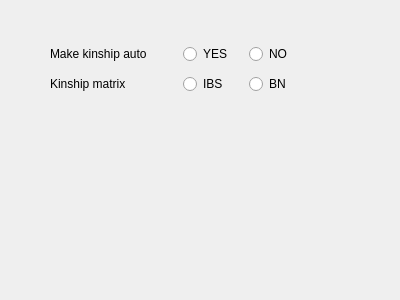
Old version of the form emmaxparamwidget.ui in the repository gdengchao/H_G.
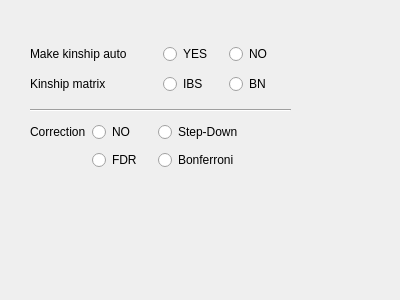
New version of the form.

Commit message: Add correctionRadioButton of gemma and emmax

The edit to the form file:
```diff
--- a/emmaxparamwidget.ui
+++ b/emmaxparamwidget.ui
@@ -16,7 +16,7 @@
   <widget class="QWidget" name="layoutWidget">
    <property name="geometry">
     <rect>
-     <x>50</x>
+     <x>30</x>
      <y>40</y>
      <width>259</width>
      <height>58</height>
@@ -147,6 +147,117 @@
     </item>
    </layout>
   </widget>
+  <widget class="QWidget" name="layoutWidget_2">
+   <property name="geometry">
+    <rect>
+     <x>30</x>
+     <y>120</y>
+     <width>251</width>
+     <height>54</height>
+    </rect>
+   </property>
+   <layout class="QGridLayout" name="gridLayout_5">
+    <item row="0" column="0">
+     <widget class="QLabel" name="correctionLabel">
+      <property name="text">
+       <string>Correction</string>
+      </property>
+     </widget>
+    </item>
+    <item row="0" column="1">
+     <widget class="QRadioButton" name="noCorrectRadioButton">
+      <property name="sizePolicy">
+       <sizepolicy hsizetype="MinimumExpanding" vsizetype="Fixed">
+        <horstretch>0</horstretch>
+        <verstretch>0</verstretch>
+       </sizepolicy>
+      </property>
+      <property name="minimumSize">
+       <size>
+        <width>60</width>
+        <height>0</height>
+       </size>
+      </property>
+      <property name="maximumSize">
+       <size>
+        <width>60</width>
+        <height>16777215</height>
+       </size>
+      </property>
+      <property name="text">
+       <string>NO</string>
+      </property>
+      <property name="checked">
+       <bool>false</bool>
+      </property>
+      <property name="autoExclusive">
+       <bool>false</bool>
+      </property>
+     </widget>
+    </item>
+    <item row="0" column="2" colspan="2">
+     <widget class="QRadioButton" name="stepDownCorrectRadioButton">
+      <property name="sizePolicy">
+       <sizepolicy hsizetype="Expanding" vsizetype="Fixed">
+        <horstretch>0</horstretch>
+        <verstretch>0</verstretch>
+       </sizepolicy>
+      </property>
+      <property name="minimumSize">
+       <size>
+        <width>60</width>
+        <height>0</height>
+       </size>
+      </property>
+      <property name="maximumSize">
+       <size>
+        <width>16777215</width>
+        <height>16777215</height>
+       </size>
+      </property>
+      <property name="text">
+       <string>Step-Down</string>
+      </property>
+      <property name="autoExclusive">
+       <bool>false</bool>
+      </property>
+     </widget>
+    </item>
+    <item row="1" column="1">
+     <widget class="QRadioButton" name="fdrCorrectRadioButton">
+      <property name="text">
+       <string>FDR</string>
+      </property>
+      <property name="autoExclusive">
+       <bool>false</bool>
+      </property>
+     </widget>
+    </item>
+    <item row="1" column="2">
+     <widget class="QRadioButton" name="bonfCorrectRadioButton">
+      <property name="text">
+       <string>Bonferroni</string>
+      </property>
+      <property name="autoExclusive">
+       <bool>false</bool>
+      </property>
+     </widget>
+    </item>
+   </layout>
+  </widget>
+  <widget class="Line" name="line">
+   <property name="geometry">
+    <rect>
+     <x>30</x>
+     <y>100</y>
+     <width>261</width>
+     <height>21</height>
+    </rect>
+   </property>
+   <property name="orientation">
+    <enum>Qt::Horizontal</enum>
+   </property>
+  </widget>
  </widget>
  <resources/>
  <connections/>
```
The commit also changes 3 other files.
